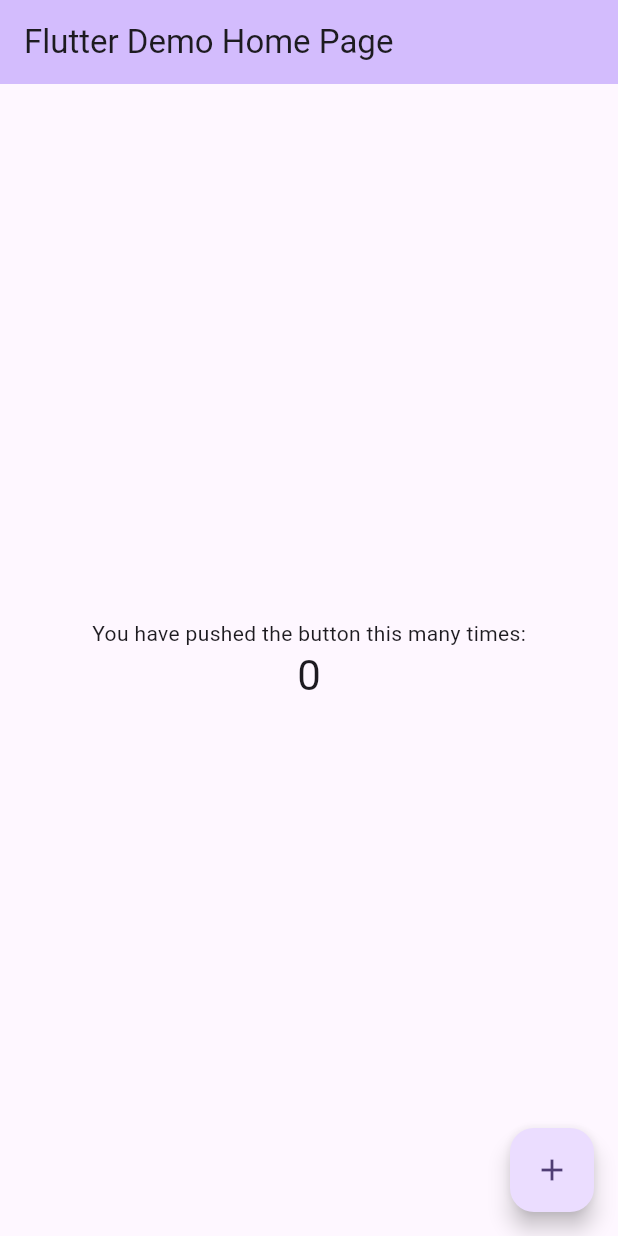
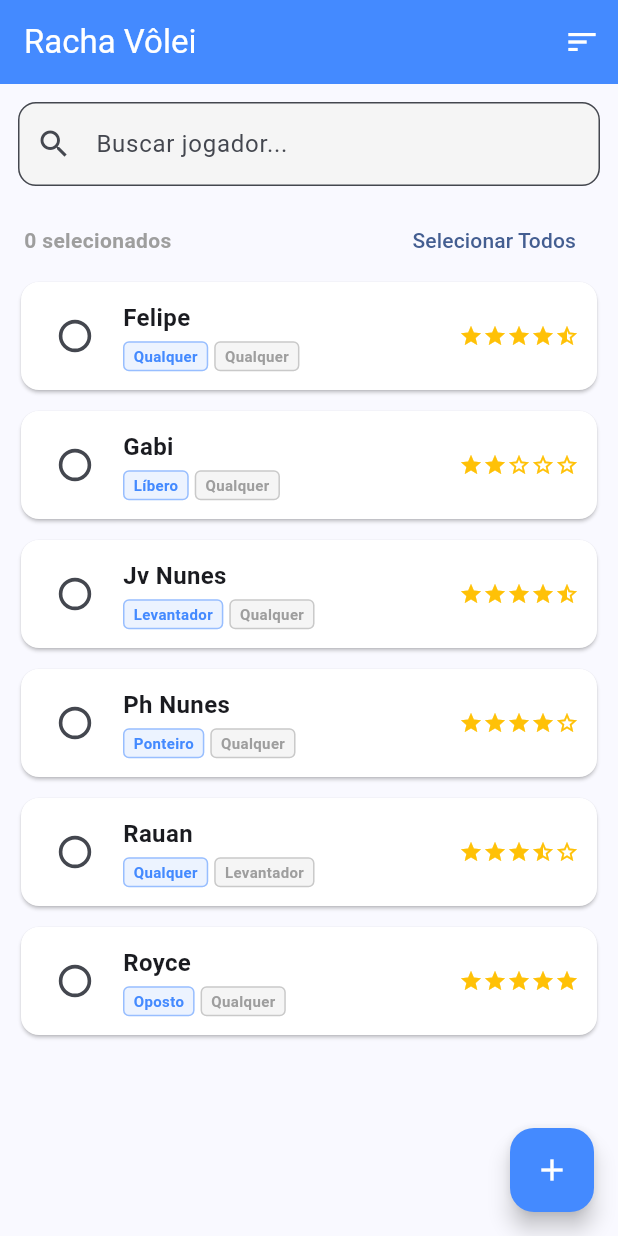
Before and after one commit to jvlnunes/tira-time-volei, a Flutter app: the screen it shows after launch, on a phone screen of 412 x 824 dp. Run offline on Flutter 3.47's test engine with Material 3 defaults, Android fonts, the light colour scheme and no system bars.

Commit message:
Implement player management features with forms and lists

```diff
--- a/mobile_app/lib/main.dart
+++ b/mobile_app/lib/main.dart
@@ -1,122 +1,23 @@
 import 'package:flutter/material.dart';
+import 'screens/players_list_screen.dart';
 
 void main() {
-  runApp(const MyApp());
+  runApp(const TiraTimeApp());
 }
 
-class MyApp extends StatelessWidget {
-  const MyApp({super.key});
+class TiraTimeApp extends StatelessWidget {
+  const TiraTimeApp({super.key});
 
-  // This widget is the root of your application.
   @override
   Widget build(BuildContext context) {
     return MaterialApp(
-      title: 'Flutter Demo',
+      title: 'Gerenciador de Racha',
+      debugShowCheckedModeBanner: false,
       theme: ThemeData(
-        // This is the theme of your application.
-        //
-        // TRY THIS: Try running your application with "flutter run". You'll see
-        // the application has a purple toolbar. Then, without quitting the app,
-        // try changing the seedColor in the colorScheme below to Colors.green
-        // and then invoke "hot reload" (save your changes or press the "hot
-        // reload" button in a Flutter-supported IDE, or press "r" if you used
-        // the command line to start the app).
-        //
-        // Notice that the counter didn't reset back to zero; the application
-        // state is not lost during the reload. To reset the state, use hot
-        // restart instead.
-        //
-        // This works for code too, not just values: Most code changes can be
-        // tested with just a hot reload.
-        colorScheme: .fromSeed(seedColor: Colors.deepPurple),
+        colorScheme: .fromSeed(seedColor: Colors.blueAccent),
+        useMaterial3: true,
       ),
-      home: const MyHomePage(title: 'Flutter Demo Home Page'),
+      home: const PlayersListScreen(),
     );
   }
 }
-
-class MyHomePage extends StatefulWidget {
-  const MyHomePage({super.key, required this.title});
-
-  // This widget is the home page of your application. It is stateful, meaning
-  // that it has a State object (defined below) that contains fields that affect
-  // how it looks.
-
-  // This class is the configuration for the state. It holds the values (in this
-  // case the title) provided by the parent (in this case the App widget) and
-  // used by the build method of the State. Fields in a Widget subclass are
-  // always marked "final".
-
-  final String title;
-
-  @override
-  State<MyHomePage> createState() => _MyHomePageState();
-}
-
-class _MyHomePageState extends State<MyHomePage> {
-  int _counter = 0;
-
-  void _incrementCounter() {
-    setState(() {
-      // This call to setState tells the Flutter framework that something has
-      // changed in this State, which causes it to rerun the build method below
-      // so that the display can reflect the updated values. If we changed
-      // _counter without calling setState(), then the build method would not be
-      // called again, and so nothing would appear to happen.
-      _counter++;
-    });
-  }
-
-  @override
-  Widget build(BuildContext context) {
-    // This method is rerun every time setState is called, for instance as done
-    // by the _incrementCounter method above.
-    //
-    // The Flutter framework has been optimized to make rerunning build methods
-    // fast, so that you can just rebuild anything that needs updating rather
-    // than having to individually change instances of widgets.
-    return Scaffold(
-      appBar: AppBar(
-        // TRY THIS: Try changing the color here to a specific color (to
-        // Colors.amber, perhaps?) and trigger a hot reload to see the AppBar
-        // change color while the other colors stay the same.
-        backgroundColor: Theme.of(context).colorScheme.inversePrimary,
-        // Here we take the value from the MyHomePage object that was created by
-        // the App.build method, and use it to set our appbar title.
-        title: Text(widget.title),
-      ),
-      body: Center(
-        // Center is a layout widget. It takes a single child and positions it
-        // in the middle of the parent.
-        child: Column(
-          // Column is also a layout widget. It takes a list of children and
-          // arranges them vertically. By default, it sizes itself to fit its
-          // children horizontally, and tries to be as tall as its parent.
-          //
-          // Column has various properties to control how it sizes itself and
-          // how it positions its children. Here we use mainAxisAlignment to
-          // center the children vertically; the main axis here is the vertical
-          // axis because Columns are vertical (the cross axis would be
-          // horizontal).
-          //
-          // TRY THIS: Invoke "debug painting" (choose the "Toggle Debug Paint"
-          // action in the IDE, or press "p" in the console), to see the
-          // wireframe for each widget.
-          mainAxisAlignment: .center,
-          children: [
-            const Text('You have pushed the button this many times:'),
-            Text(
-              '$_counter',
-              style: Theme.of(context).textTheme.headlineMedium,
-            ),
-          ],
-        ),
-      ),
-      floatingActionButton: FloatingActionButton(
-        onPressed: _incrementCounter,
-        tooltip: 'Increment',
-        child: const Icon(Icons.add),
-      ),
-    );
-  }
-}
--- /dev/null
+++ b/mobile_app/lib/models/player_model.dart
@@ -0,0 +1,16 @@
+class Player {
+  final String id;
+  final String name;
+  final String rating;
+  final String position;
+  final String secondPosition;
+
+  Player({
+    required this.id,
+    required this.name,
+    required this.rating,
+    required this.position,
+
+    this.secondPosition = 'Nenhuma',
+  });
+}
--- /dev/null
+++ b/mobile_app/lib/screens/players_list_screen.dart
@@ -0,0 +1,356 @@
+import 'package:flutter/material.dart';
+import '../models/player_model.dart';
+import '../widgets/star_rating.dart';
+import 'player_form_sheet.dart';
+
+enum SortOption { nameAsc, ratingDesc, ratingAsc, positionMain, positionSec }
+
+class PlayersListScreen extends StatefulWidget {
+  const PlayersListScreen({super.key});
+
+  @override
+  State<PlayersListScreen> createState() => _PlayersListScreenState();
+}
+
+class _PlayersListScreenState extends State<PlayersListScreen> {
+  List<Player> _players = [
+    Player(
+      id: '1',
+      name: 'Jv Nunes',
+      rating: '4.5',
+      position: 'Levantador',
+      secondPosition: 'Qualquer',
+    ),
+    Player(
+      id: '2',
+      name: 'Ph Nunes',
+      rating: '4',
+      position: 'Ponteiro',
+      secondPosition: 'Qualquer',
+    ),
+    Player(
+      id: '3',
+      name: 'Royce',
+      rating: '5',
+      position: 'Oposto',
+      secondPosition: 'Qualquer',
+    ),
+    Player(
+      id: '4',
+      name: 'Gabi',
+      rating: '2',
+      position: 'Líbero',
+      secondPosition: 'Qualquer',
+    ),
+    Player(
+      id: '5',
+      name: 'Felipe',
+      rating: '4.5',
+      position: 'Qualquer',
+      secondPosition: 'Qualquer',
+    ),
+    Player(
+      id: '6',
+      name: 'Rauan',
+      rating: '3.5',
+      position: 'Qualquer',
+      secondPosition: 'Levantador',
+    ),
+  ];
+
+  Set<String> _selectedPlayerIds = {};
+  String _searchQuery = '';
+  SortOption _currentSort = SortOption.nameAsc;
+  final TextEditingController _searchController = TextEditingController();
+
+  List<Player> get _filteredAndSortedPlayers {
+    List<Player> list = _players.where((p) {
+      return p.name.toLowerCase().contains(_searchQuery.toLowerCase());
+    }).toList();
+
+    switch (_currentSort) {
+      case SortOption.nameAsc:
+        list.sort((a, b) => a.name.compareTo(b.name));
+        break;
+      case SortOption.ratingDesc:
+        list.sort((a, b) => b.rating.compareTo(a.rating));
+        break;
+      case SortOption.ratingAsc:
+        list.sort((a, b) => a.rating.compareTo(b.rating));
+        break;
+      case SortOption.positionMain:
+        list.sort((a, b) => a.position.compareTo(b.position));
+        break;
+      case SortOption.positionSec:
+        list.sort((a, b) => a.secondPosition.compareTo(b.secondPosition));
+        break;
+    }
+
+    return list;
+  }
+
+  void _openPlayerForm(Player? player) async {
+    final Player? result = await showModalBottomSheet(
+      context: context,
+      isScrollControlled: true,
+      backgroundColor: Colors.transparent,
+      builder: (ctx) => PlayerFormSheet(player: player),
+    );
+
+    if (result != null) {
+      setState(() {
+        if (player == null) {
+          _players.add(result);
+          _selectedPlayerIds.add(
+            result.id,
+          ); // Já seleciona o novo jogador por conveniência
+        } else {
+          final index = _players.indexWhere((p) => p.id == result.id);
+          if (index != -1) _players[index] = result;
+        }
+      });
+    }
+  }
+
+  // Toggle Checkbox
+  void _toggleSelection(String id) {
+    setState(() {
+      if (_selectedPlayerIds.contains(id)) {
+        _selectedPlayerIds.remove(id);
+      } else {
+        _selectedPlayerIds.add(id);
+      }
+    });
+  }
+
+  @override
+  Widget build(BuildContext context) {
+    final displayList = _filteredAndSortedPlayers;
+
+    return Scaffold(
+      appBar: AppBar(
+        title: const Text('Racha Vôlei'),
+        backgroundColor: Colors.blueAccent,
+        foregroundColor: Colors.white,
+        actions: [
+          // Menu de Ordenação
+          PopupMenuButton<SortOption>(
+            icon: const Icon(Icons.sort),
+            onSelected: (SortOption item) {
+              setState(() => _currentSort = item);
+            },
+            itemBuilder: (BuildContext context) => <PopupMenuEntry<SortOption>>[
+              const PopupMenuItem(
+                value: SortOption.nameAsc,
+                child: Text('Ordem Alfabética'),
+              ),
+              const PopupMenuItem(
+                value: SortOption.ratingDesc,
+                child: Text('Maior Nota'),
+              ),
+              const PopupMenuItem(
+                value: SortOption.ratingAsc,
+                child: Text('Menor Nota'),
+              ),
+              const PopupMenuItem(
+                value: SortOption.positionMain,
+                child: Text('Agrupar Posição (Princ.)'),
+              ),
+              const PopupMenuItem(
+                value: SortOption.positionSec,
+                child: Text('Agrupar Posição (Sec.)'),
+              ),
+            ],
+          ),
+        ],
+      ),
+      body: Column(
+        children: [
+          // --- Barra de Pesquisa ---
+          Padding(
+            padding: const EdgeInsets.all(12.0),
+            child: TextField(
+              controller: _searchController,
+              decoration: InputDecoration(
+                hintText: 'Buscar jogador...',
+                prefixIcon: const Icon(Icons.search),
+                suffixIcon: _searchQuery.isNotEmpty
+                    ? IconButton(
+                        icon: const Icon(Icons.clear),
+                        onPressed: () {
+                          _searchController.clear();
+                          setState(() => _searchQuery = '');
+                        },
+                      )
+                    : null,
+                border: OutlineInputBorder(
+                  borderRadius: BorderRadius.circular(12),
+                ),
+                filled: true,
+                fillColor: Colors.grey.shade100,
+              ),
+              onChanged: (value) => setState(() => _searchQuery = value),
+            ),
+          ),
+
+          // --- Contador de Selecionados ---
+          Padding(
+            padding: const EdgeInsets.symmetric(horizontal: 16),
+            child: Row(
+              mainAxisAlignment: MainAxisAlignment.spaceBetween,
+              children: [
+                Text(
+                  '${_selectedPlayerIds.length} selecionados',
+                  style: const TextStyle(
+                    fontWeight: FontWeight.bold,
+                    color: Colors.grey,
+                  ),
+                ),
+                TextButton(
+                  onPressed: () {
+                    // Selecionar/Deselecionar todos da lista filtrada
+                    setState(() {
+                      final allIds = displayList.map((e) => e.id).toSet();
+                      if (_selectedPlayerIds.containsAll(allIds)) {
+                        _selectedPlayerIds.removeAll(allIds);
+                      } else {
+                        _selectedPlayerIds.addAll(allIds);
+                      }
+                    });
+                  },
+                  child: const Text('Selecionar Todos'),
+                ),
+              ],
+            ),
+          ),
+
+          // --- Lista de Jogadores ---
+          Expanded(
+            child: displayList.isEmpty
+                ? const Center(child: Text('Nenhum jogador encontrado.'))
+                : ListView.separated(
+                    padding: const EdgeInsets.only(
+                      bottom: 80,
+                      left: 10,
+                      right: 10,
+                    ),
+                    itemCount: displayList.length,
+                    separatorBuilder: (_, __) => const SizedBox(height: 6),
+                    itemBuilder: (ctx, index) {
+                      final player = displayList[index];
+                      final isSelected = _selectedPlayerIds.contains(player.id);
+
+                      return Card(
+                        elevation: isSelected ? 4 : 1,
+                        color: isSelected ? Colors.blue.shade50 : Colors.white,
+                        shape: RoundedRectangleBorder(
+                          side: isSelected
+                              ? const BorderSide(
+                                  color: Colors.blueAccent,
+                                  width: 2,
+                                )
+                              : BorderSide.none,
+                          borderRadius: BorderRadius.circular(12),
+                        ),
+                        child: InkWell(
+                          borderRadius: BorderRadius.circular(12),
+                          onTap: () => _openPlayerForm(
+                            player,
+                          ), // Editar ao clicar no corpo
+                          child: Padding(
+                            padding: const EdgeInsets.all(12.0),
+                            child: Row(
+                              children: [
+                                // Checkbox
+                                Transform.scale(
+                                  scale: 1.2,
+                                  child: Checkbox(
+                                    value: isSelected,
+                                    activeColor: Colors.blueAccent,
+                                    shape: const CircleBorder(),
+                                    onChanged: (val) =>
+                                        _toggleSelection(player.id),
+                                  ),
+                                ),
+                                const SizedBox(width: 8),
+
+                                // Infos do Jogador
+                                Expanded(
+                                  child: Column(
+                                    crossAxisAlignment:
+                                        CrossAxisAlignment.start,
+                                    children: [
+                                      Text(
+                                        player.name,
+                                        style: const TextStyle(
+                                          fontWeight: FontWeight.bold,
+                                          fontSize: 16,
+                                        ),
+                                      ),
+                                      const SizedBox(height: 4),
+                                      // Badges de Posição
+                                      Wrap(
+                                        spacing: 4,
+                                        children: [
+                                          _buildBadge(
+                                            player.position,
+                                            Colors.blueAccent,
+                                          ),
+                                          if (player.secondPosition !=
+                                              'Nenhuma')
+                                            _buildBadge(
+                                              player.secondPosition,
+                                              Colors.grey,
+                                            ),
+                                        ],
+                                      ),
+                                    ],
+                                  ),
+                                ),
+
+                                Column(
+                                  children: [
+                                    StarRating(
+                                      rating: double.parse(player.rating),
+                                      size: 16,
+                                    ),
+                                  ],
+                                ),
+                              ],
+                            ),
+                          ),
+                        ),
+                      );
+                    },
+                  ),
+          ),
+        ],
+      ),
+
+      floatingActionButton: FloatingActionButton(
+        onPressed: () => _openPlayerForm(null),
+        backgroundColor: Colors.blueAccent,
+        child: const Icon(Icons.add, color: Colors.white),
+      ),
+    );
+  }
+
+  Widget _buildBadge(String text, Color color) {
+    return Container(
+      padding: const EdgeInsets.symmetric(horizontal: 6, vertical: 2),
+      decoration: BoxDecoration(
+        color: color.withOpacity(0.1),
+        borderRadius: BorderRadius.circular(4),
+        border: Border.all(color: color.withOpacity(0.5)),
+      ),
+      child: Text(
+        text,
+        style: TextStyle(
+          fontSize: 10,
+          color: color,
+          fontWeight: FontWeight.bold,
+        ),
+      ),
+    );
+  }
+}
--- /dev/null
+++ b/mobile_app/lib/widgets/star_rating.dart
@@ -0,0 +1,35 @@
+import 'package:flutter/material.dart';
+
+class StarRating extends StatelessWidget {
+  final double rating;
+  final double size;
+  final Color color;
+
+  const StarRating({
+    super.key,
+    required this.rating,
+    this.size = 20,
+    this.color = Colors.amber,
+  });
+
+  @override
+  Widget build(BuildContext context) {
+    return Row(
+      mainAxisSize: MainAxisSize.min,
+      children: List.generate(5, (index) {
+        int starIndex = index + 1;
+
+        IconData icon;
+        if (rating >= starIndex) {
+          icon = Icons.star;
+        } else if (rating >= starIndex - 0.5) {
+          icon = Icons.star_half;
+        } else {
+          icon = Icons.star_border;
+        }
+
+        return Icon(icon, color: color, size: size);
+      }),
+    );
+  }
+}
```
Also changed, not shown: mobile_app/lib/screens/player_form_sheet.dart (added, +220 -0 lines), 1 other file.
